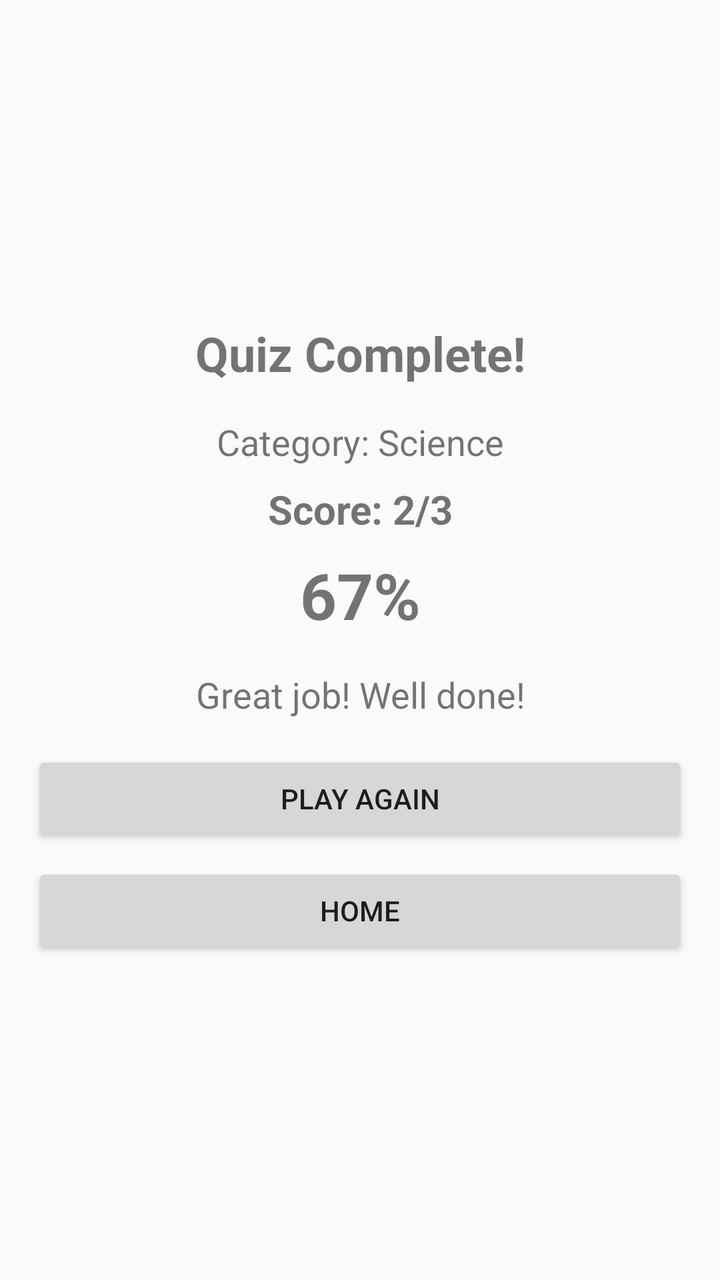
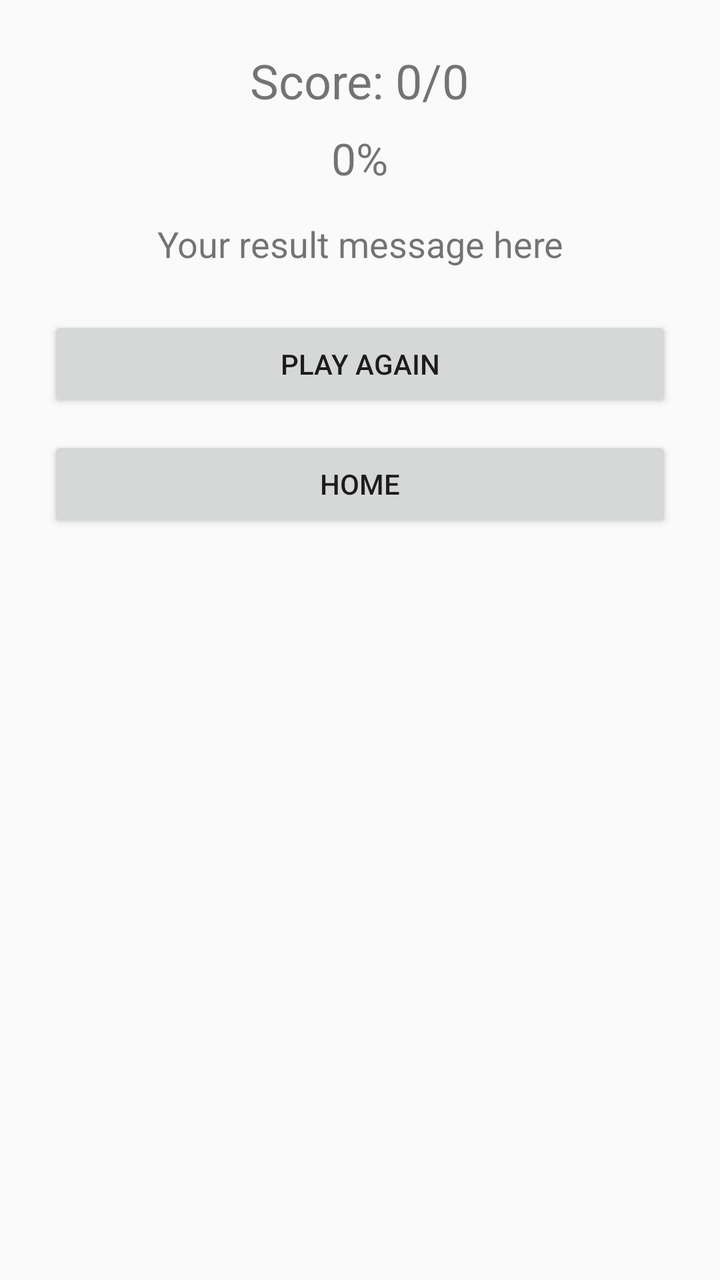

An Android layout rendered at two revisions. The XML below is the earlier revision; the diff shows what the commit changed to produce the second picture.
<!-- AndroidManifest.xml: application theme Theme.BrainBuzz -->
<!-- res/layout/activity_results.xml -->
<?xml version="1.0" encoding="utf-8"?>
<LinearLayout
    xmlns:android="http://schemas.android.com/apk/res/android"
    android:layout_width="match_parent"
    android:layout_height="match_parent"
    android:orientation="vertical"
    android:padding="16dp"
    android:gravity="center">

    <TextView
        android:layout_width="match_parent"
        android:layout_height="wrap_content"
        android:text="Quiz Complete!"
        android:textSize="24sp"
        android:textStyle="bold"
        android:gravity="center"
        android:layout_marginBottom="16dp" />

    <TextView
        android:id="@+id/textViewCategory"
        android:layout_width="match_parent"
        android:layout_height="wrap_content"
        android:text="Category: Science"
        android:textSize="18sp"
        android:gravity="center"
        android:layout_marginBottom="8dp" />

    <TextView
        android:id="@+id/textViewScore"
        android:layout_width="match_parent"
        android:layout_height="wrap_content"
        android:text="Score: 2/3"
        android:textSize="20sp"
        android:textStyle="bold"
        android:gravity="center"
        android:layout_marginBottom="8dp" />

    <TextView
        android:id="@+id/textViewPercentage"
        android:layout_width="match_parent"
        android:layout_height="wrap_content"
        android:text="67%"
        android:textSize="32sp"
        android:textStyle="bold"
        android:gravity="center"
        android:layout_marginBottom="16dp" />

    <TextView
        android:id="@+id/textViewMessage"
        android:layout_width="match_parent"
        android:layout_height="wrap_content"
        android:text="Great job! Well done!"
        android:textSize="18sp"
        android:gravity="center"
        android:layout_marginBottom="16dp" />

    <Button
        android:id="@+id/buttonPlayAgain"
        android:layout_width="match_parent"
        android:layout_height="wrap_content"
        android:text="Play Again"
        android:layout_marginBottom="8dp" />

    <Button
        android:id="@+id/buttonHome"
        android:layout_width="match_parent"
        android:layout_height="wrap_content"
        android:text="Home" />

</LinearLayout>
<!-- resources referenced by this layout -->
<resources>
  <style name="Theme.BrainBuzz" parent="Theme.AppCompat.DayNight.DarkActionBar">
          
          <item name="colorPrimary">@color/brain_buzz_primary</item>
          <item name="colorPrimaryDark">@color/brain_buzz_primary_dark</item>
          <item name="colorAccent">@color/brain_buzz_accent</item>
          
          <item name="android:statusBarColor">@color/brain_buzz_primary</item>
          
          <item name="android:navigationBarColor">@color/brain_buzz_primary</item>
          
          <item name="android:windowLightStatusBar">false</item>
      </style>
  <color name="brain_buzz_primary">#6200EE</color>
  <color name="brain_buzz_primary_dark">#3700B3</color>
  <color name="brain_buzz_accent">#03DAC6</color>
</resources>

<!-- the commit's change to res/layout/activity_results.xml (unified diff, before → after) -->
@@ -1,70 +1,48 @@
 <?xml version="1.0" encoding="utf-8"?>
 <LinearLayout
     xmlns:android="http://schemas.android.com/apk/res/android"
+    android:orientation="vertical"
+    android:padding="24dp"
+    android:gravity="center_horizontal"
     android:layout_width="match_parent"
-    android:layout_height="match_parent"
-    android:orientation="vertical"
-    android:padding="16dp"
-    android:gravity="center">
-
-    <TextView
-        android:layout_width="match_parent"
-        android:layout_height="wrap_content"
-        android:text="Quiz Complete!"
-        android:textSize="24sp"
-        android:textStyle="bold"
-        android:gravity="center"
-        android:layout_marginBottom="16dp" />
-
-    <TextView
-        android:id="@+id/textViewCategory"
-        android:layout_width="match_parent"
-        android:layout_height="wrap_content"
-        android:text="Category: Science"
-        android:textSize="18sp"
-        android:gravity="center"
-        android:layout_marginBottom="8dp" />
+    android:layout_height="match_parent">
 
     <TextView
         android:id="@+id/textViewScore"
-        android:layout_width="match_parent"
+        android:layout_width="wrap_content"
         android:layout_height="wrap_content"
-        android:text="Score: 2/3"
-        android:textSize="20sp"
-        android:textStyle="bold"
-        android:gravity="center"
-        android:layout_marginBottom="8dp" />
+        android:text="Score: 0/0"
+        android:textSize="24sp"
+        android:layout_marginBottom="8dp"/>
 
     <TextView
         android:id="@+id/textViewPercentage"
-        android:layout_width="match_parent"
+        android:layout_width="wrap_content"
         android:layout_height="wrap_content"
-        android:text="67%"
-        android:textSize="32sp"
-        android:textStyle="bold"
-        android:gravity="center"
-        android:layout_marginBottom="16dp" />
+        android:text="0%"
+        android:textSize="22sp"
+        android:layout_marginBottom="16dp"/>
 
     <TextView
         android:id="@+id/textViewMessage"
-        android:layout_width="match_parent"
+        android:layout_width="wrap_content"
         android:layout_height="wrap_content"
-        android:text="Great job! Well done!"
+        android:text="Your result message here"
         android:textSize="18sp"
-        android:gravity="center"
-        android:layout_marginBottom="16dp" />
+        android:layout_marginBottom="24dp"
+        android:textAlignment="center"/>
 
     <Button
         android:id="@+id/buttonPlayAgain"
         android:layout_width="match_parent"
         android:layout_height="wrap_content"
         android:text="Play Again"
-        android:layout_marginBottom="8dp" />
+        android:layout_marginBottom="12dp"/>
 
     <Button
         android:id="@+id/buttonHome"
         android:layout_width="match_parent"
         android:layout_height="wrap_content"
-        android:text="Home" />
+        android:text="Home"/>
 
 </LinearLayout>
